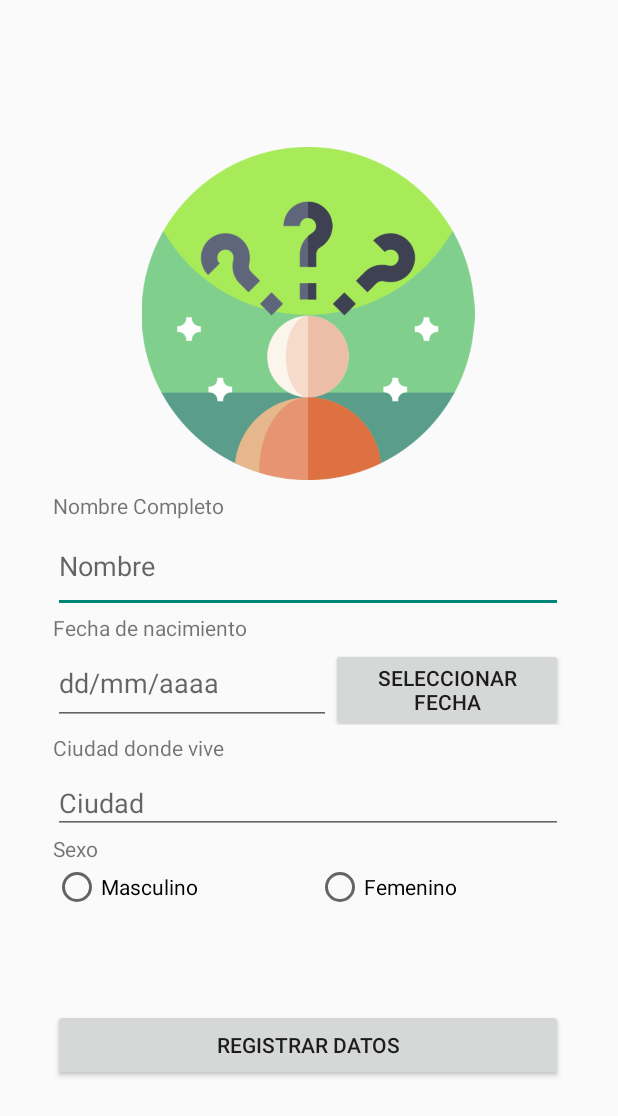
After one commit to Sebastian-RP/AuthLogin, an Android app: the enterPersonalData screen opened directly, with no data from a screen before it, on a phone screen of 412 x 824 dp. The commit adds this screen. Shown: the top 1116 px of the screen. Run offline under Robolectric (Android 15) with nearby library versions, the phone set to English and light mode, and no system bars.

Commit message:
UI de ingreso de datos personales completa, con correcta captura de datos

```diff
--- a/app/build.gradle
+++ b/app/build.gradle
@@ -35,8 +35,12 @@ dependencies {
     implementation 'androidx.constraintlayout:constraintlayout:2.1.1'
     implementation 'com.google.firebase:firebase-analytics: .0.2'
     implementation 'com.google.firebase:firebase-auth:21.0.1'
+    implementation 'com.google.android.gms:play-services-places:16.0.0'
+    implementation 'com.google.maps.android:android-maps-utils:0.5+'
+
 
     implementation platform('com.google.firebase:firebase-bom:28.4.2')
+    implementation 'com.google.firebase:firebase-database:20.0.2'
 
     testImplementation 'junit:junit:4.+'
     androidTestImplementation 'androidx.test.ext:junit:1.1.3'
--- a/app/src/main/java/com/examplesrp/authlogin/RegistrarseActivity.java
+++ b/app/src/main/java/com/examplesrp/authlogin/RegistrarseActivity.java
@@ -49,16 +49,16 @@ public class RegistrarseActivity extends AppCompatActivity {
 
         if(contrasena.getText().toString().equals(contrasenaConfirmacion.getText().toString())){
 
-            mAuth.signInWithEmailAndPassword(correo.getText().toString(), contrasena.getText().toString())
+            mAuth.createUserWithEmailAndPassword(correo.getText().toString(), contrasena.getText().toString())
                     .addOnCompleteListener(this, new OnCompleteListener<AuthResult>() {
                         @Override
                         public void onComplete(@NonNull Task<AuthResult> task) {
                             if (task.isSuccessful()) {
                                 // Sign in success, update UI with the signed-in user's information
                                 //Log.d(TAG, "signInWithEmail:success");
-                                Toast.makeText(getApplicationContext(), "Usuario creado.", Toast.LENGTH_SHORT).show();
+                                Toast.makeText(getApplicationContext(), "Usuario ingrese los siguientes datos.", Toast.LENGTH_SHORT).show();
                                 FirebaseUser user = mAuth.getCurrentUser();
-                                Intent i = new Intent(getApplicationContext(), MainActivity.class);
+                                Intent i = new Intent(getApplicationContext(), enterPersonalData.class);
                                 startActivity(i);
                                 //updateUI(user);
                             } else {
--- /dev/null
+++ b/app/src/main/java/com/examplesrp/authlogin/enterPersonalData.java
@@ -0,0 +1,98 @@
+package com.examplesrp.authlogin;
+
+import androidx.appcompat.app.AppCompatActivity;
+
+import android.app.DatePickerDialog;
+import android.content.Intent;
+import android.os.Bundle;
+import android.view.View;
+import android.widget.Button;
+import android.widget.CheckBox;
+import android.widget.DatePicker;
+import android.widget.RadioButton;
+import android.widget.TextView;
+import android.widget.Toast;
+
+import com.google.android.gms.common.api.Status;
+import com.google.android.gms.location.places.Place;
+import com.google.android.gms.location.places.ui.PlaceAutocomplete;
+import com.google.android.gms.location.places.ui.PlaceAutocompleteFragment;
+import com.google.android.gms.location.places.ui.PlaceSelectionListener;
+
+import java.text.SimpleDateFormat;
+import java.util.Calendar;
+
+public class enterPersonalData extends AppCompatActivity {
+
+    Button selefecha;
+    TextView tvfecha, addNamePersonalData, addPlacePersonalData;
+    Calendar actual = Calendar.getInstance();//hace muestra la fecha actual en el calendario
+    Calendar calendar = Calendar.getInstance();
+
+    String strDate = "00/00/00";
+    String nameUser, namePlace, sexSelected = "";
+
+    RadioButton radioMale, radioFemale; //botonredondo de sexo
+
+
+    private int dia, mes, anio;
+    Button enterPersonalData;
+
+    @Override
+    protected void onCreate(Bundle savedInstanceState) {
+        super.onCreate(savedInstanceState);
+        setContentView(R.layout.activity_enter_personal_data);
+
+        addNamePersonalData = findViewById(R.id.addNamePersonalData);
+        addPlacePersonalData = findViewById(R.id.addPlacePersonalData);
+        selefecha = findViewById(R.id.btn_selefecha);
+        tvfecha = findViewById(R.id.tv_fecha);
+
+        radioFemale = (RadioButton) findViewById(R.id.radioFemale);
+        radioMale = (RadioButton) findViewById(R.id.radioMale);
+
+        enterPersonalData = (Button) findViewById(R.id.enterPersonalData);
+
+        selefecha.setOnClickListener(new View.OnClickListener() {
+            @Override
+            public void onClick(View v) {
+                anio = actual.get(Calendar.YEAR);
+                mes = actual.get(Calendar.MONTH);
+                dia = actual.get(Calendar.DAY_OF_MONTH);
+
+                DatePickerDialog datePickerDialog = new DatePickerDialog(v.getContext(), new DatePickerDialog.OnDateSetListener() {
+                    @Override
+                    public void onDateSet(DatePicker view, int y, int m, int d) {
+                        calendar.set(Calendar.DAY_OF_MONTH, d);
+                        calendar.set(Calendar.MONTH, m);
+                        calendar.set(Calendar.YEAR, y);
+
+                        SimpleDateFormat format = new SimpleDateFormat("dd/MM/yyyy");
+                        strDate = format.format(calendar.getTime());
+                        tvfecha.setText(strDate); //variable donde se almacenr la fecha seleccionada
+                    }
+                }, anio, mes, dia);//esta sera la fecha mostrada en el calendario al desplegarse, la cual es la actual
+                datePickerDialog.show();
+            }
+        });
+
+        enterPersonalData.setOnClickListener(new View.OnClickListener() {
+
+            @Override
+            public void onClick(View v) {
+                nameUser = addNamePersonalData.getText().toString();//variable que toma eltexto del textEdit, nombre de la persona
+                namePlace  = addPlacePersonalData.getText().toString();
+
+                if (radioFemale.isChecked()) {
+                    sexSelected = "femenino";
+                }
+                if (radioMale.isChecked()) {
+                    sexSelected = "masculino";
+                }
+
+                System.out.println("Nombre= " + nameUser + " Fecha= " + strDate + " Ciudad= " + namePlace + " Sexo= " + sexSelected);
+                Toast.makeText(getApplicationContext(),"Datos ingresados correctamente", Toast.LENGTH_SHORT).show();
+            }
+        });
+    }
+}
--- /dev/null
+++ b/app/src/main/res/layout/activity_enter_personal_data.xml
@@ -0,0 +1,122 @@
+<?xml version="1.0" encoding="utf-8"?>
+<androidx.constraintlayout.widget.ConstraintLayout xmlns:android="http://schemas.android.com/apk/res/android"
+    xmlns:app="http://schemas.android.com/apk/res-auto"
+    xmlns:tools="http://schemas.android.com/tools"
+    android:layout_width="match_parent"
+    android:layout_height="match_parent"
+    android:paddingTop="5dp"
+    tools:context=".enterPersonalData">
+
+    <LinearLayout
+        android:layout_width="340dp"
+        android:layout_height="633dp"
+        android:orientation="vertical"
+        app:layout_constraintBottom_toBottomOf="parent"
+        app:layout_constraintEnd_toEndOf="parent"
+        app:layout_constraintHorizontal_bias="0.492"
+        app:layout_constraintStart_toStartOf="parent"
+        app:layout_constraintTop_toTopOf="parent">
+
+        <ImageView
+            android:id="@+id/imageView"
+            android:layout_width="match_parent"
+            android:layout_height="226dp"
+            android:paddingBottom="4dp"
+            app:srcCompat="@drawable/question_user" />
+
+        <TextView
+            android:id="@+id/labelfullName"
+            android:layout_width="match_parent"
+            android:layout_height="wrap_content"
+            android:paddingTop="3dp"
+            android:text="Nombre Completo" />
+
+        <EditText
+            android:id="@+id/addNamePersonalData"
+            android:layout_width="match_parent"
+            android:layout_height="62dp"
+            android:ems="10"
+            android:hint="Nombre"
+            android:inputType="textPersonName" />
+
+        <TextView
+            android:id="@+id/labelDate"
+            android:layout_width="match_parent"
+            android:layout_height="wrap_content"
+            android:text="Fecha de nacimiento" />
+
+        <LinearLayout
+            android:layout_width="match_parent"
+            android:layout_height="wrap_content"
+            android:orientation="horizontal">
+
+            <EditText
+                android:id="@+id/tv_fecha"
+                android:layout_width="196dp"
+                android:layout_height="match_parent"
+                android:layout_weight="1"
+                android:ems="10"
+                android:hint="dd/mm/aaaa"
+                android:inputType="textPersonName" />
+
+            <Button
+                android:id="@+id/btn_selefecha"
+                android:layout_width="wrap_content"
+                android:layout_height="wrap_content"
+                android:layout_weight="1"
+                android:text="Seleccionar fecha" />
+        </LinearLayout>
+
+        <TextView
+            android:id="@+id/textView"
+            android:layout_width="match_parent"
+            android:layout_height="wrap_content"
+            android:paddingTop="5dp"
+            android:text="Ciudad donde vive" />
+
+        <EditText
+            android:id="@+id/addPlacePersonalData"
+            android:layout_width="match_parent"
+            android:layout_height="48dp"
+            android:ems="10"
+            android:hint="Ciudad"
+            android:inputType="textPersonName"
+            android:paddingBottom="3dp" />
+
+        <TextView
+            android:id="@+id/textView2"
+            android:layout_width="match_parent"
+            android:layout_height="wrap_content"
+            android:text="Sexo"
+            android:textSize="14sp" />
+
+        <RadioGroup
+            android:layout_width="match_parent"
+            android:layout_height="wrap_content"
+            android:orientation="horizontal">
+
+            <RadioButton
+                android:id="@+id/radioMale"
+                android:layout_width="175dp"
+                android:layout_height="match_parent"
+                android:text="Masculino"
+                tools:ignore="TouchTargetSizeCheck" />
+
+            <RadioButton
+                android:id="@+id/radioFemale"
+                android:layout_width="166dp"
+                android:layout_height="match_parent"
+                android:text="Femenino"
+                tools:ignore="TouchTargetSizeCheck" />
+        </RadioGroup>
+
+
+        <Button
+            android:id="@+id/enterPersonalData"
+            android:layout_width="match_parent"
+            android:layout_height="wrap_content"
+            android:layout_marginTop="65dp"
+            android:text="registrar datos" />
+
+    </LinearLayout>
+</androidx.constraintlayout.widget.ConstraintLayout>
--- a/app/src/main/res/layout/activity_iniciar_sesion.xml
+++ b/app/src/main/res/layout/activity_iniciar_sesion.xml
@@ -22,8 +22,8 @@
             android:layout_width="match_parent"
             android:layout_height="62dp"
             android:ems="10"
-            android:inputType="textPersonName"
-            android:text="Name" />
+            android:hint="email"
+            android:inputType="textPersonName" />
 
         <EditText
             android:id="@+id/contrasena"
@@ -39,5 +39,6 @@
             android:layout_height="wrap_content"
             android:onClick="iniciarSesion"
             android:text="@string/btn_iniciar_sesion" />
+
     </LinearLayout>
 </androidx.constraintlayout.widget.ConstraintLayout>
--- a/app/src/main/res/layout/activity_registrarse.xml
+++ b/app/src/main/res/layout/activity_registrarse.xml
@@ -22,8 +22,8 @@
             android:layout_width="match_parent"
             android:layout_height="68dp"
             android:ems="10"
-            android:inputType="textPersonName"
-            android:text="Name" />
+            android:hint="email"
+            android:inputType="textPersonName" />
 
         <EditText
             android:id="@+id/contrasena"
--- a/app/src/main/res/values/strings.xml
+++ b/app/src/main/res/values/strings.xml
@@ -8,6 +8,8 @@
     <string name="btn_iniciar_sesion">Iniciar Sesion</string>
     <string name="registrarse">Registrarse</string>
 
-    //40:00
-    //https://www.youtube.com/watch?v=rYhtd1Kpqhw
+    // https://www.youtube.com/watch?v=rYhtd1Kpqhw
+    //verde= #0DBA8A
+    //azul = #2F2842
+    //gris = #2F6E6E6E
 </resources>
```
Also changed, not shown: app/src/main/AndroidManifest.xml (+10 -3 lines), app/src/main/java/com/examplesrp/authlogin/MainActivity.java (+14 -1 lines), app/src/main/java/com/examplesrp/authlogin/mainMenu.java (added, +14 -0 lines), app/src/main/res/layout/activity_main.xml (+21 -3 lines), app/src/main/res/layout/activity_main_menu.xml (added, +34 -0 lines), app/src/main/res/drawable/question_user.png (added).
